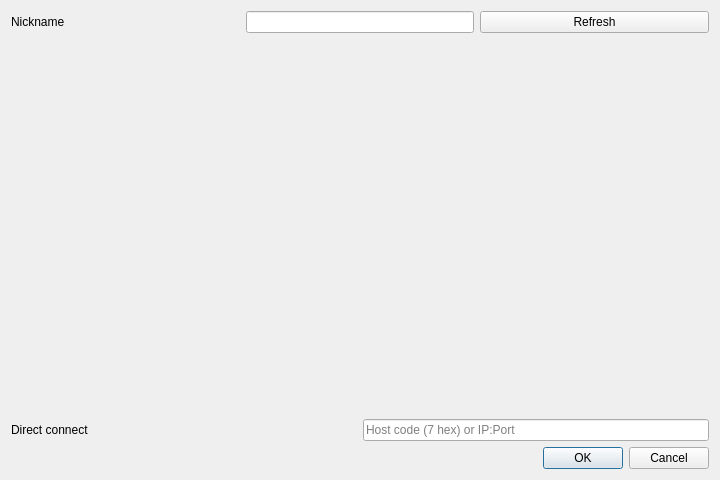
Above: Source/RMG/UserInterface/Dialog/Netplay/NetplaySessionBrowserDialog.ui from MarioPartyNetplay/Mupen-MPN before the change. Below: the same form after it.
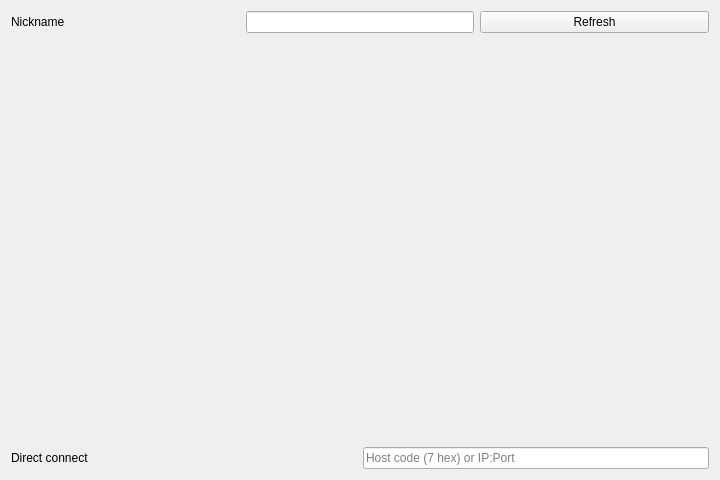
That is the form after the change. Custom widgets are drawn as their Qt base class.

```diff
--- a/Source/RMG/UserInterface/Dialog/Netplay/NetplaySessionBrowserDialog.ui
+++ b/Source/RMG/UserInterface/Dialog/Netplay/NetplaySessionBrowserDialog.ui
@@ -1,7 +1,7 @@
 <?xml version="1.0" encoding="UTF-8"?>
 <ui version="4.0">
  <class>NetplaySessionBrowserDialog</class>
- <widget class="QDialog" name="NetplaySessionBrowserDialog">
+ <widget class="QWidget" name="NetplaySessionBrowserDialog">
   <property name="geometry">
    <rect>
     <x>0</x>
@@ -82,16 +82,6 @@
      </item>
     </layout>
    </item>
-   <item>
-    <widget class="QDialogButtonBox" name="buttonBox">
-     <property name="orientation">
-      <enum>Qt::Orientation::Horizontal</enum>
-     </property>
-     <property name="standardButtons">
-      <set>QDialogButtonBox::StandardButton::Cancel|QDialogButtonBox::StandardButton::Ok</set>
-     </property>
-    </widget>
-   </item>
   </layout>
  </widget>
  <customwidgets>
```
Left out of the diff: 35 changed lines with no effect on the pictures.
